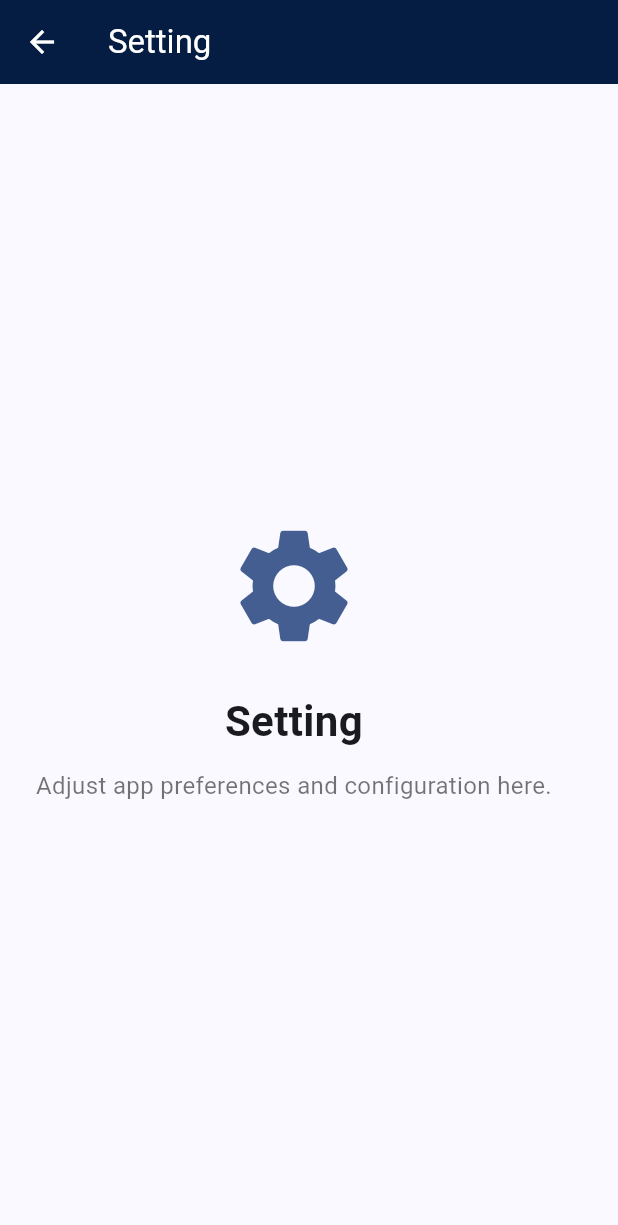
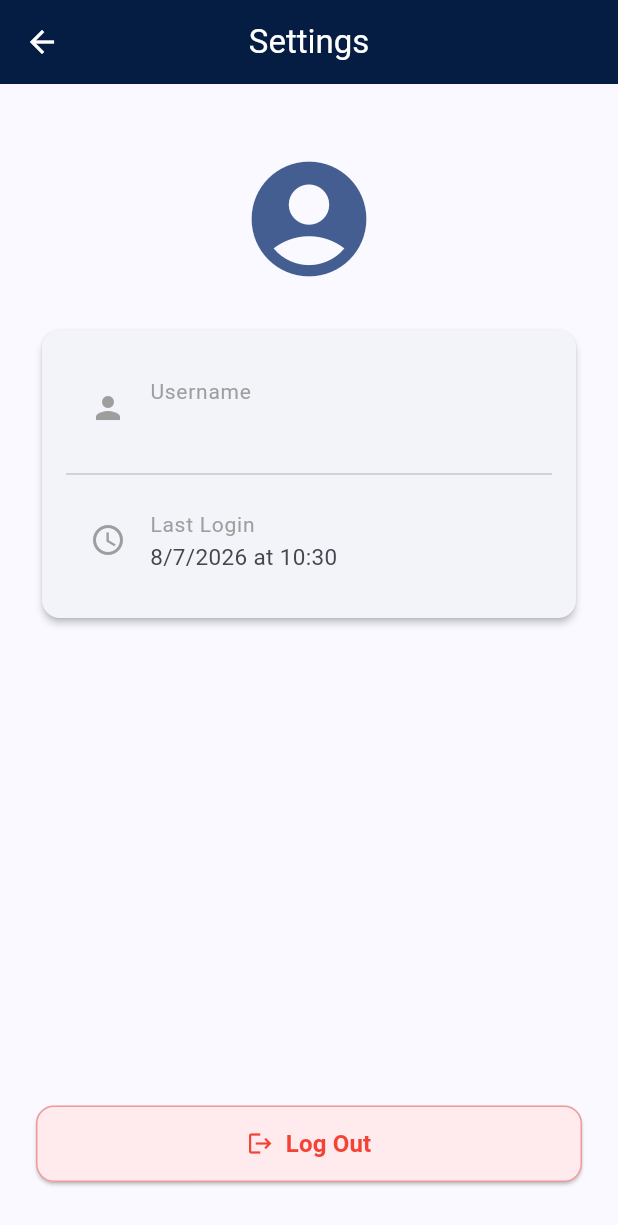
Before and after one commit to royalhanthawaddyism-ui/school-management-system, a Flutter app: the SettingScreen screen opened directly, on a phone screen of 412 x 824 dp. Shown: the top 1225 px of the screen. Run offline on Flutter 3.47's test engine with Material 3 defaults, Android fonts, the phone set to English and light mode, and no system bars; our stand-ins replace image_picker, supabase_flutter; missing offline and left inert: gal; accounts and stored records are empty.

Commit message:
add login username and Logout button

```diff
--- a/lib/screens/setting_screen.dart
+++ b/lib/screens/setting_screen.dart
@@ -1,35 +1,168 @@
 import 'package:flutter/material.dart';
+import 'package:hism_management_system/screens/login_page.dart';
+import 'package:supabase_flutter/supabase_flutter.dart';
 
-class SettingScreen extends StatelessWidget {
+class SettingScreen extends StatefulWidget {
   const SettingScreen({super.key});
+
+  @override
+  State<SettingScreen> createState() => _SettingScreenState();
+}
+
+class _SettingScreenState extends State<SettingScreen> {
+  final SupabaseClient supabase = Supabase.instance.client;
+
+  String username = "Loading...";
+  String lastLogin = "Loading...";
+  bool _isLoading = true;
+
+  @override
+  void initState() {
+    super.initState();
+    _getUserData();
+  }
+
+  void _getUserData() {
+    final user = supabase.auth.currentUser;
+
+    if (user != null) {
+      setState(() {
+        username =
+            user.userMetadata?['display_name'] ??
+            user.userMetadata?['username'] ??
+            user.email ??
+            "Unknown User";
+
+        if (user.lastSignInAt != null) {
+          DateTime localTime = DateTime.parse(user.lastSignInAt!).toLocal();
+          lastLogin =
+              "${localTime.day}/${localTime.month}/${localTime.year} at ${localTime.hour}:${localTime.minute.toString().padLeft(2, '0')}";
+        } else {
+          lastLogin = "N/A";
+        }
+
+        _isLoading = false;
+      });
+    }
+  }
+
+  Future<void> _handleLogout() async {
+    try {
+      await supabase.auth.signOut();
+
+      if (mounted) {
+        Navigator.of(context).pushAndRemoveUntil(
+          MaterialPageRoute(builder: (context) => const LoginPage()),
+          (route) => false,
+        );
+      }
+    } catch (error) {
+      ScaffoldMessenger.of(
+        context,
+      ).showSnackBar(SnackBar(content: Text('Error logging out: $error')));
+    }
+  }
 
   @override
   Widget build(BuildContext context) {
     return Scaffold(
-      appBar: AppBar(title: const Text('Setting')),
-      body: Padding(
+      appBar: AppBar(title: const Text('Settings'), centerTitle: true),
+      body: _isLoading
+          ? const Center(
+              child: CircularProgressIndicator(),
+            ) // Shows loader while data parses
+          : Padding(
               padding: const EdgeInsets.all(24),
               child: Column(
-          mainAxisAlignment: MainAxisAlignment.center,
-          crossAxisAlignment: CrossAxisAlignment.center,
+                crossAxisAlignment: CrossAxisAlignment.stretch,
                 children: [
-            Icon(
-              Icons.settings,
+                  const SizedBox(height: 20),
+                  Center(
+                    child: Icon(
+                      Icons.account_circle,
                       size: 92,
                       color: Theme.of(context).colorScheme.primary,
                     ),
+                  ),
                   const SizedBox(height: 24),
-            const Text(
-              'Setting',
-              style: TextStyle(fontSize: 28, fontWeight: FontWeight.w600),
-              textAlign: TextAlign.center,
+
+                  // User Info Card
+                  Card(
+                    elevation: 2,
+                    shape: RoundedRectangleBorder(
+                      borderRadius: BorderRadius.circular(12),
+                    ),
+                    child: Padding(
+                      padding: const EdgeInsets.all(16.0),
+                      child: Column(
+                        children: [
+                          ListTile(
+                            leading: const Icon(
+                              Icons.person,
+                              color: Colors.grey,
+                            ),
+                            title: const Text(
+                              'Username',
+                              style: TextStyle(
+                                fontSize: 14,
+                                color: Colors.grey,
+                              ),
+                            ),
+                            subtitle: Text(
+                              username,
+                              style: const TextStyle(
+                                fontSize: 16,
+                                fontWeight: FontWeight.bold,
+                              ),
+                            ),
+                          ),
+                          const Divider(),
+                          ListTile(
+                            leading: const Icon(
+                              Icons.access_time,
+                              color: Colors.grey,
+                            ),
+                            title: const Text(
+                              'Last Login',
+                              style: TextStyle(
+                                fontSize: 14,
+                                color: Colors.grey,
+                              ),
+                            ),
+                            subtitle: Text(
+                              lastLogin,
+                              style: const TextStyle(fontSize: 15),
+                            ),
+                          ),
+                        ],
+                      ),
+                    ),
+                  ),
+
+                  const Spacer(),
+
+                  // Logout Button
+                  ElevatedButton.icon(
+                    onPressed: _handleLogout,
+                    style: ElevatedButton.styleFrom(
+                      backgroundColor: Colors.red.shade50,
+                      foregroundColor: Colors.red,
+                      side: BorderSide(color: Colors.red.shade200),
+                      padding: const EdgeInsets.symmetric(vertical: 14),
+                      shape: RoundedRectangleBorder(
+                        borderRadius: BorderRadius.circular(12),
+                      ),
+                    ),
+                    icon: const Icon(Icons.logout),
+                    label: const Text(
+                      'Log Out',
+                      style: TextStyle(
+                        fontSize: 16,
+                        fontWeight: FontWeight.bold,
+                      ),
+                    ),
                   ),
                   const SizedBox(height: 12),
-            const Text(
-              'Adjust app preferences and configuration here.',
-              style: TextStyle(fontSize: 16, color: Colors.black54),
-              textAlign: TextAlign.center,
-            ),
                 ],
               ),
             ),
```
Lines whose indentation alone changed are shown as unchanged.
